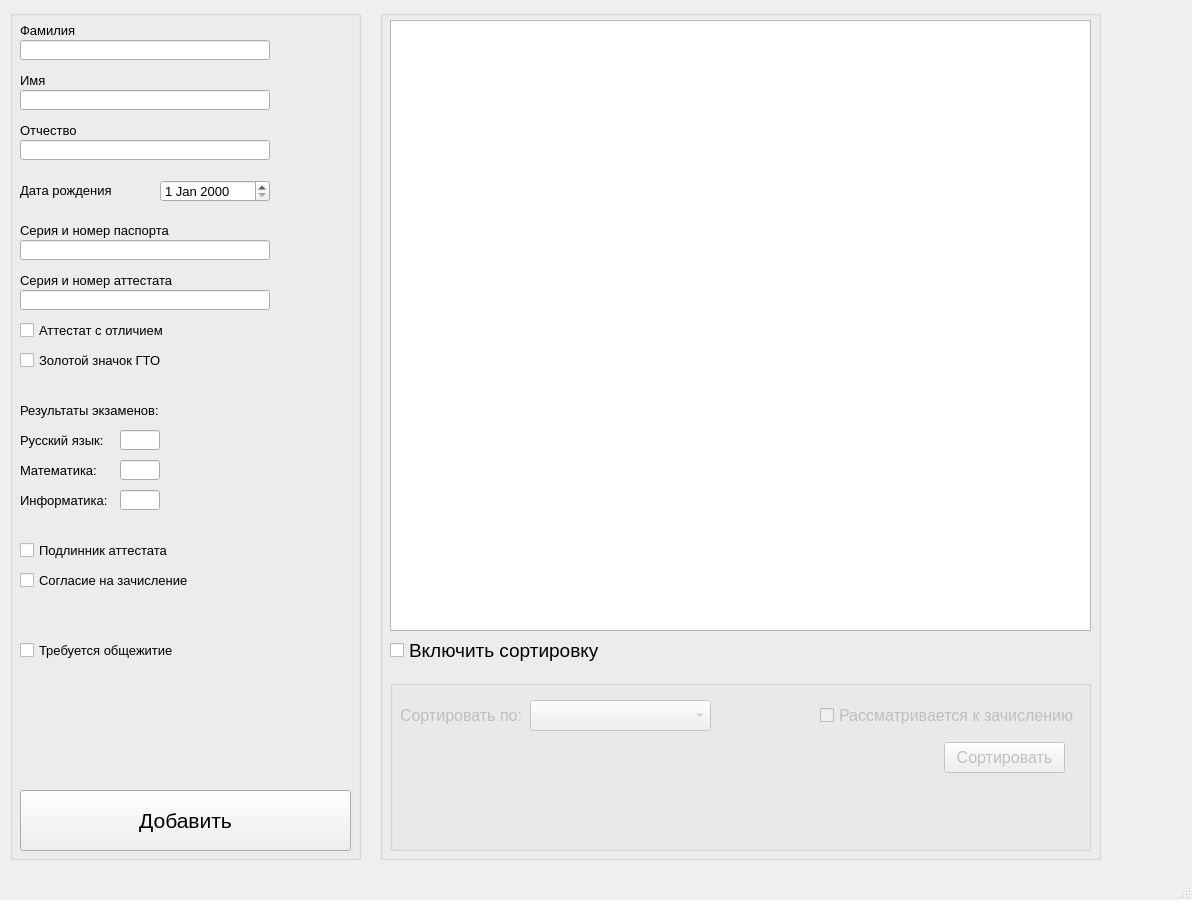
Before: the Qt Designer form graph.ui in Boris2209/Entrant_2, drawn with Qt 5.
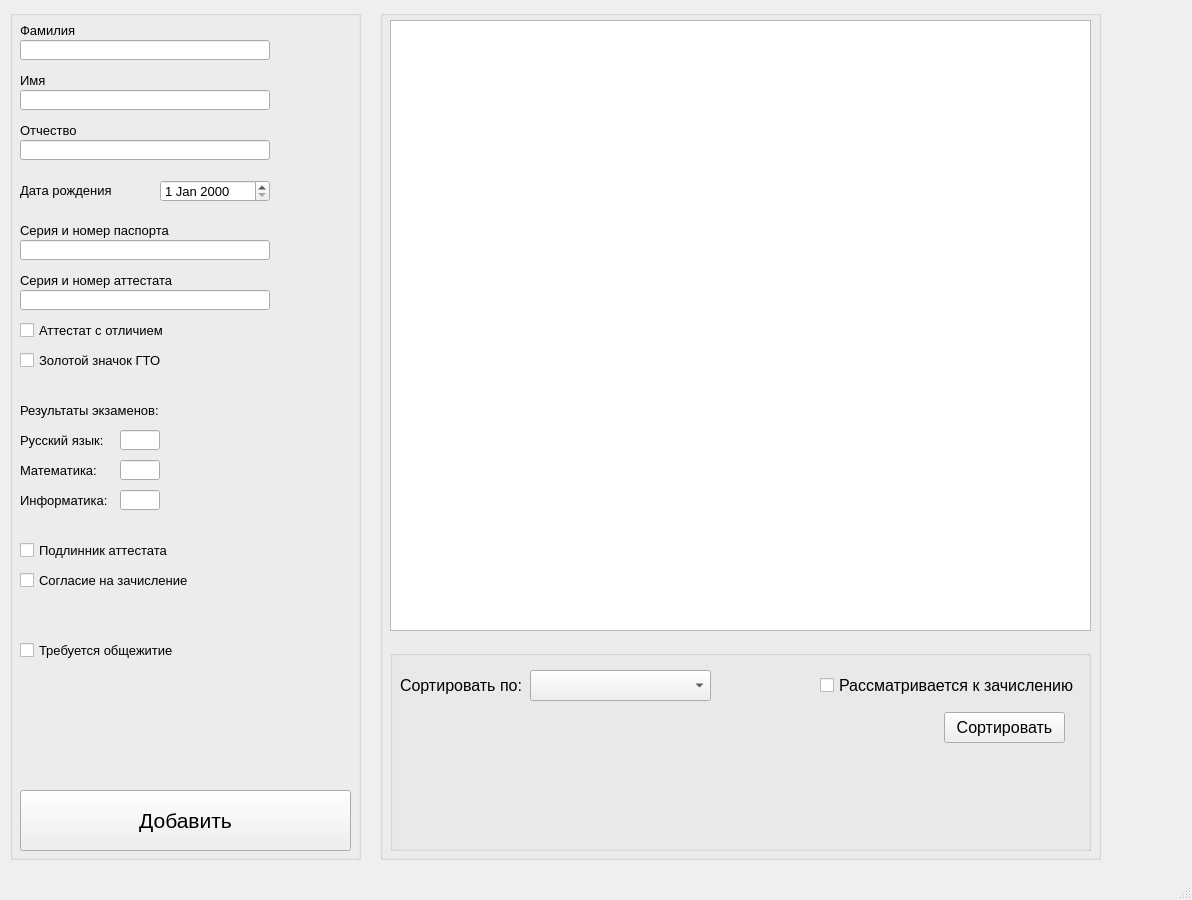
After: the same form once the commit is applied.

The edit to the form file:
```diff
--- a/graph.ui
+++ b/graph.ui
@@ -473,9 +473,9 @@
      <property name="geometry">
       <rect>
        <x>10</x>
-       <y>670</y>
+       <y>640</y>
        <width>701</width>
-       <height>171</height>
+       <height>201</height>
       </rect>
      </property>
      <property name="title">
@@ -483,7 +483,7 @@
      </property>
      <widget class="QPushButton" name="pushButton_sort">
       <property name="enabled">
-       <bool>false</bool>
+       <bool>true</bool>
       </property>
       <property name="geometry">
        <rect>
@@ -499,7 +499,7 @@
      </widget>
      <widget class="QComboBox" name="comboBox_sort">
       <property name="enabled">
-       <bool>false</bool>
+       <bool>true</bool>
       </property>
       <property name="geometry">
        <rect>
@@ -517,7 +517,7 @@
      </widget>
      <widget class="QCheckBox" name="checkBox_entrant">
       <property name="enabled">
-       <bool>false</bool>
+       <bool>true</bool>
       </property>
       <property name="geometry">
        <rect>
@@ -538,7 +538,7 @@
      </widget>
      <widget class="QLabel" name="label_sort">
       <property name="enabled">
-       <bool>false</bool>
+       <bool>true</bool>
       </property>
       <property name="geometry">
        <rect>
@@ -558,24 +558,6 @@
       </property>
      </widget>
     </widget>
-    <widget class="QCheckBox" name="checkBox_sort">
-     <property name="geometry">
-      <rect>
-       <x>10</x>
-       <y>630</y>
-       <width>221</width>
-       <height>21</height>
-      </rect>
-     </property>
-     <property name="font">
-      <font>
-       <pointsize>14</pointsize>
-      </font>
-     </property>
-     <property name="text">
-      <string>Включить сортировку</string>
-     </property>
-    </widget>
    </widget>
   </widget>
   <widget class="QMenuBar" name="menubar">
```
